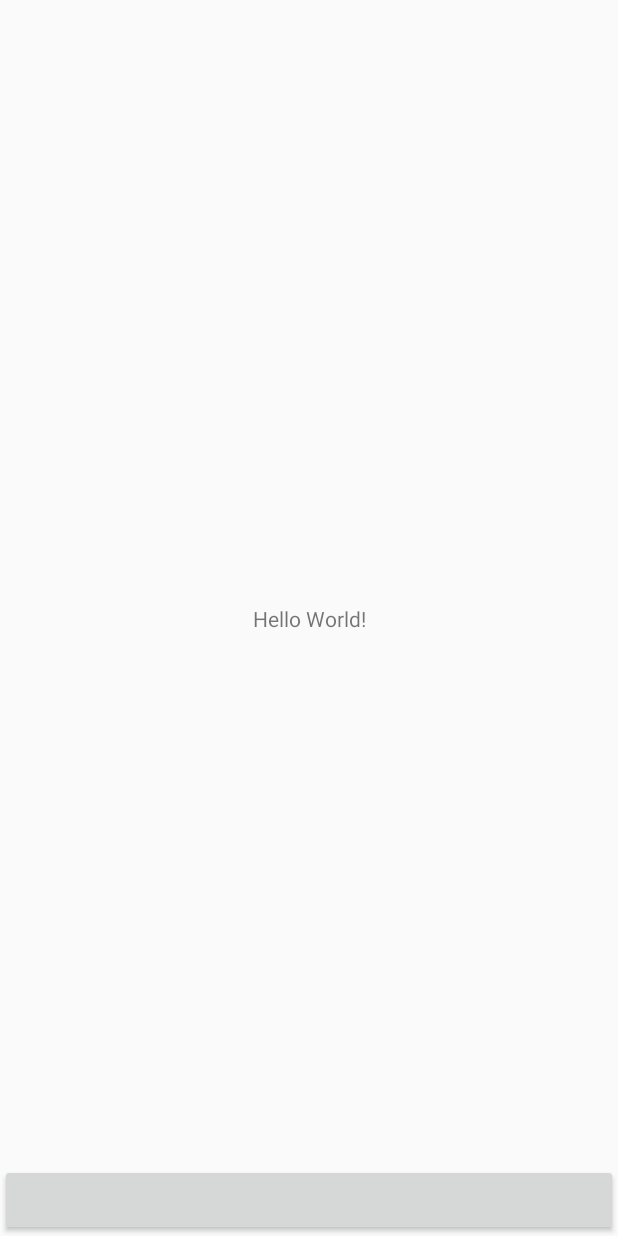
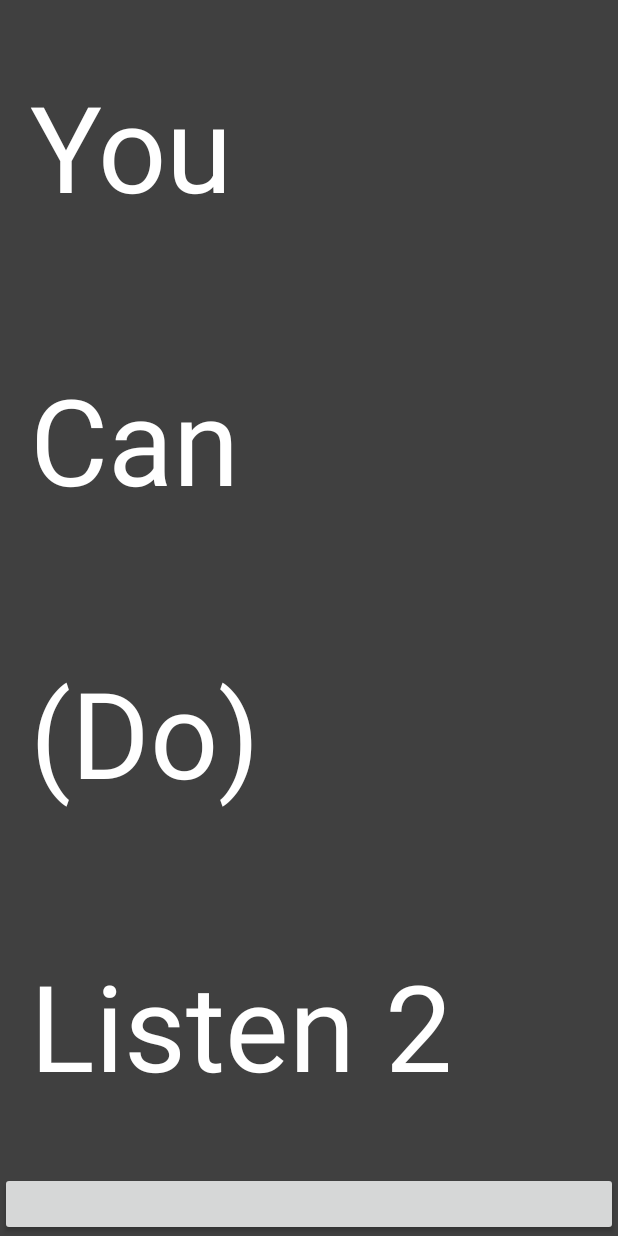
Before and after one commit to hong-pyo/ycdl-android, an Android app: the screen it shows after launch (MainActivity), on a phone screen of 412 x 824 dp. Run offline under Robolectric (Android 15) with nearby library versions, the phone set to English and light mode, and no system bars; our stand-ins replace Volley; libraries missing offline, so code that uses them is left out: com.kakao.auth, com.kakao.network, com.kakao.push, com.kakao.usermgmt, com.kakao.util; plain views replace LoginButton; 5 statements that could not run were skipped.

Commit message:
add alert Controller

```diff
--- a/app/src/main/AndroidManifest.xml
+++ b/app/src/main/AndroidManifest.xml
@@ -14,7 +14,7 @@
     <application
             android:name=".common.GlobalApplication"
             android:allowBackup="false"
-            android:icon="@mipmap/ic_launcher"
+            android:icon="@mipmap/ycdl_pink"
             android:label="@string/app_name"
             android:roundIcon="@mipmap/ic_launcher_round"
             android:supportsRtl="true"
--- a/app/src/main/java/com/hong2/ycdl/MainActivity.java
+++ b/app/src/main/java/com/hong2/ycdl/MainActivity.java
@@ -13,6 +13,7 @@ import com.hong2.ycdl.common.global.IntentConstant;
 import com.hong2.ycdl.common.user.KakaoMeDto;
 import com.hong2.ycdl.common.user.UserInfo;
 import com.hong2.ycdl.home.HomeActivity;
+import com.hong2.ycdl.util.HongStringUtil;
 import com.kakao.auth.ISessionCallback;
 import com.kakao.auth.Session;
 import com.kakao.network.ErrorResult;
@@ -92,7 +93,11 @@ public class MainActivity extends Activity {
                 }
                 kakaoMeDto.setHasSignedUp(result.hasSignedUp());
                 UserInfo.setIdx(kakaoMeDto.getId());
-                UserInfo.setNickName(kakaoMeDto.getNickName());
+                if (!HongStringUtil.isBlank(kakaoMeDto.getNickName())) {
+                    UserInfo.setNickName(kakaoMeDto.getNickName());
+                } else {
+                    UserInfo.setNickName("YCDL");
+                }
                 intent.putExtra(IntentConstant.MEMBER.KAKAO_REQUEST, kakaoMeDto);
                 startActivity(intent);
                 finish();
--- /dev/null
+++ b/app/src/main/java/com/hong2/ycdl/home/AlertMessage.java
@@ -0,0 +1,14 @@
+package com.hong2.ycdl.home;
+
+public class AlertMessage {
+    private String title;
+    private String message;
+
+    public String getTitle() {
+        return title;
+    }
+
+    public String getMessage() {
+        return message;
+    }
+}
--- a/app/src/main/java/com/hong2/ycdl/home/HomeActivity.java
+++ b/app/src/main/java/com/hong2/ycdl/home/HomeActivity.java
@@ -14,6 +14,7 @@ import com.android.volley.*;
 import com.android.volley.toolbox.JsonObjectRequest;
 import com.android.volley.toolbox.StringRequest;
 import com.android.volley.toolbox.Volley;
+import com.hong2.ycdl.BuildConfig;
 import com.hong2.ycdl.R;
 import com.hong2.ycdl.common.global.IntentConstant;
 import com.hong2.ycdl.common.user.KakaoMeDto;
@@ -59,6 +60,7 @@ public class HomeActivity extends Activity {
         String signUpUrl = YCDL_SERVER_URL + "/kakao/sign-up";
         final String videoListUrl = YCDL_SERVER_URL + "/video/category/all";
         final String linkMessageURl = YCDL_SERVER_URL + "/kakao/link";
+        final String alertMessageUrl = YCDL_SERVER_URL + "/alertMessage";
         queue = Volley.newRequestQueue(this);
 
         intent = getIntent();
@@ -82,19 +84,8 @@ public class HomeActivity extends Activity {
         btn3.setOnClickListener(new View.OnClickListener() {
             @Override
             public void onClick(View v) {
-                AlertDialog alertDialog = new AlertDialog.Builder(HomeActivity.this).create();
-                alertDialog.setTitle("YCDL");
-                alertDialog.setMessage(
-                        "YCDL 을 이용해 주셔서 감사합니다. \n" +
-                        "새로운 아이템을 위해서 아이디어를 내주시면 감사하겠습니다. \n" +
-                        "email : hong2_dev@naver.com");
-                alertDialog.setButton(AlertDialog.BUTTON_NEUTRAL, "OK", new DialogInterface.OnClickListener() {
-                    @Override
-                    public void onClick(DialogInterface dialog, int which) {
-                        dialog.dismiss();
-                    }
-                });
-                alertDialog.show();
+                String params = HongGsonUtil.getGsonString(Double.valueOf(BuildConfig.VERSION_NAME));
+                queue.add(requestAlertMessage(params, alertMessageUrl));
             }
         });
 
@@ -122,7 +113,8 @@ public class HomeActivity extends Activity {
         FeedTemplate params = FeedTemplate
                 .newBuilder(ContentObject.newBuilder(linkMessage.getTitle(),
                         linkMessage.getImageUrl(),
-                        LinkObject.newBuilder().setWebUrl(linkMessage.getWebUrl())
+                        LinkObject.newBuilder()
+                                .setWebUrl(linkMessage.getWebUrl())
                                 .setMobileWebUrl(linkMessage.getAppUrl()).build())
                         .setDescrption(linkMessage.getDescription())
                         .build())
@@ -150,6 +142,35 @@ public class HomeActivity extends Activity {
             @Override
             public void onErrorResponse(VolleyError error) {
                 KakaoToast.makeToast(getApplicationContext(), "video category get fail", Toast.LENGTH_LONG).show();
+            }
+        });
+    }
+
+    private JsonObjectRequest requestAlertMessage(String params, final String url) {
+        return new JsonObjectRequest(Request.Method.POST, url, params, new Response.Listener<JSONObject>() {
+            @Override
+            public void onResponse(JSONObject response) {
+                try {
+                    String result = response.getString("rData");
+                    AlertMessage alertMessage = HongGsonUtil.fromJson(result, AlertMessage.class);
+                    AlertDialog alertDialog = new AlertDialog.Builder(HomeActivity.this).create();
+                    alertDialog.setTitle(alertMessage.getTitle());
+                    alertDialog.setMessage(alertMessage.getMessage());
+                    alertDialog.setButton(AlertDialog.BUTTON_NEUTRAL, "OK", new DialogInterface.OnClickListener() {
+                        @Override
+                        public void onClick(DialogInterface dialog, int which) {
+                            dialog.dismiss();
+                        }
+                    });
+                    alertDialog.show();
+                } catch (JSONException e) {
+                    e.printStackTrace();
+                }
+            }
+        }, new Response.ErrorListener() {
+            @Override
+            public void onErrorResponse(VolleyError error) {
+
             }
         });
     }
--- a/app/src/main/res/layout/activity_main.xml
+++ b/app/src/main/res/layout/activity_main.xml
@@ -1,22 +1,124 @@
 <?xml version="1.0" encoding="utf-8"?>
-<android.support.constraint.ConstraintLayout
+<LinearLayout
         xmlns:android="http://schemas.android.com/apk/res/android"
         xmlns:tools="http://schemas.android.com/tools"
         xmlns:app="http://schemas.android.com/apk/res-auto"
         android:layout_width="match_parent"
         android:layout_height="match_parent"
+        android:weightSum="10"
+        android:orientation="vertical"
+        android:background="@color/color1"
         tools:context=".MainActivity">
+    <LinearLayout
+            android:layout_width="match_parent"
+            android:layout_height="match_parent"
+            android:layout_weight="9">
 
-    <TextView
-            android:layout_width="wrap_content"
-            android:layout_height="wrap_content"
-            android:text="Hello World!"
-            app:layout_constraintBottom_toBottomOf="parent"
-            app:layout_constraintLeft_toLeftOf="parent"
-            app:layout_constraintRight_toRightOf="parent"
-            app:layout_constraintTop_toTopOf="parent"/>
+        <LinearLayout
+                android:layout_width="wrap_content"
+                android:layout_height="match_parent"
+                android:orientation="horizontal">
+            <LinearLayout
+                    android:layout_width="wrap_content"
+                    android:layout_height="match_parent">
+                <LinearLayout
+                        android:layout_width="fill_parent"
+                        android:layout_height="match_parent"
+                        android:weightSum="4"
+                        android:orientation="vertical">
+                    <LinearLayout
+                            android:layout_width="wrap_content"
+                            android:layout_height="wrap_content"
+                            android:layout_weight="1"
+                            android:orientation="horizontal">
 
-    <LinearLayout android:layout_width="match_parent" android:layout_height="match_parent">
+                        <TextView
+
+                                android:text="You"
+                                android:textColor="#ffffff"
+                                android:textSize="80sp"
+                                android:layout_marginLeft="20dp"
+                                android:gravity="center"
+                                android:layout_width="wrap_content"
+                                android:layout_height="match_parent" />
+
+                    </LinearLayout>
+                    <LinearLayout
+                            android:layout_width="wrap_content"
+                            android:layout_height="wrap_content"
+                            android:layout_weight="1"
+                            android:orientation="horizontal"
+                    >
+                        <TextView
+                                android:text="Can"
+                                android:textColor="#ffffff"
+                                android:textSize="80sp"
+                                android:layout_marginLeft="20dp"
+                                android:gravity="center"
+                                android:layout_width="wrap_content"
+                                android:layout_height="match_parent" />
+
+                    </LinearLayout>
+                    <LinearLayout
+                            android:layout_width="wrap_content"
+                            android:layout_height="wrap_content"
+                            android:orientation="horizontal"
+                            android:layout_weight="1"
+                    >
+
+                        <TextView
+                                android:text="(Do)"
+                                android:textColor="#ffffff"
+                                android:textSize="80sp"
+                                android:layout_marginLeft="20dp"
+                                android:gravity="center"
+                                android:layout_width="wrap_content"
+                                android:layout_height="match_parent" />
+
+
+                    </LinearLayout>
+                    <LinearLayout
+                            android:layout_width="wrap_content"
+                            android:layout_height="wrap_content"
+                            android:layout_weight="1"
+                            android:orientation="horizontal"
+                    >
+
+                        <TextView
+                                android:text="Listen 2"
+                                android:textColor="#ffffff"
+                                android:gravity="center"
+                                android:textSize="80sp"
+                                android:layout_marginLeft="20dp"
+                                android:layout_width="wrap_content"
+                                android:layout_height="match_parent" />
+
+                    </LinearLayout>
+
+
+
+
+                </LinearLayout>
+            </LinearLayout>
+
+            <LinearLayout
+                    android:layout_width="wrap_content"
+                    android:layout_height="wrap_content"
+                    android:paddingTop="100dp"
+                    android:orientation="vertical">
+
+
+            </LinearLayout>
+        </LinearLayout>
+
+    </LinearLayout>
+
+
+
+    <LinearLayout android:layout_width="match_parent"
+                  android:layout_height="wrap_content"
+                  android:layout_weight="1"
+    >
 
         <com.kakao.usermgmt.LoginButton
                 android:id="@+id/kakao_login"
@@ -28,4 +130,4 @@
     </LinearLayout>
 
 
-</android.support.constraint.ConstraintLayout>
+</LinearLayout>
```
Also changed, not shown: app/src/main/res/mipmap-mdpi/ycdl_main.png (added), app/src/main/res/mipmap-mdpi/ycdl_pink.png (added).
